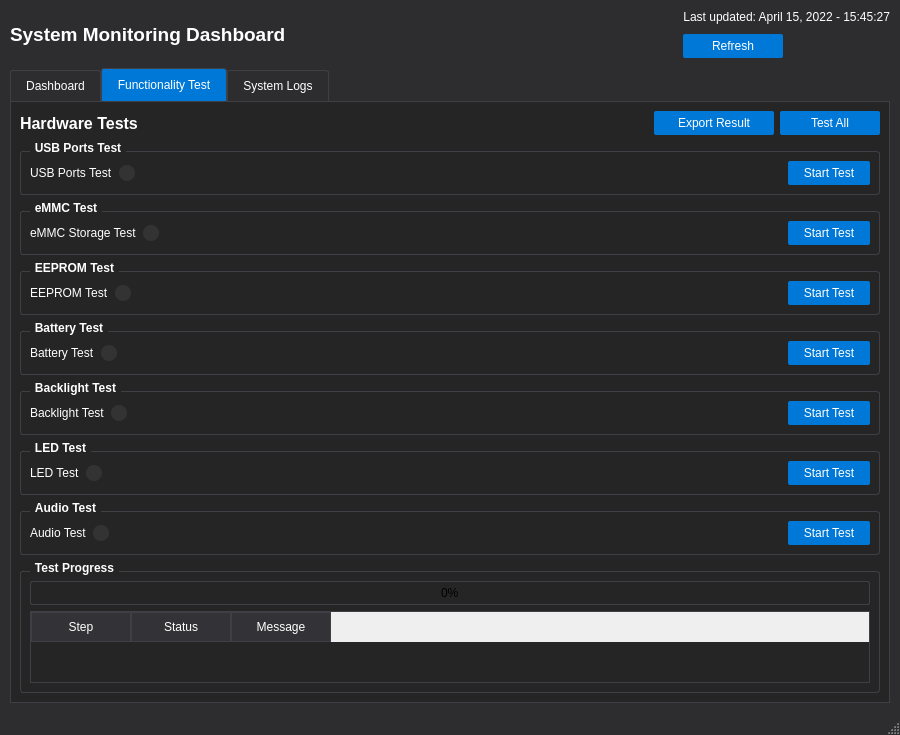
Before: the Qt Designer form gui/ui/main_window.ui in MingYuan-Chen/orion_v2, drawn with Qt 5.
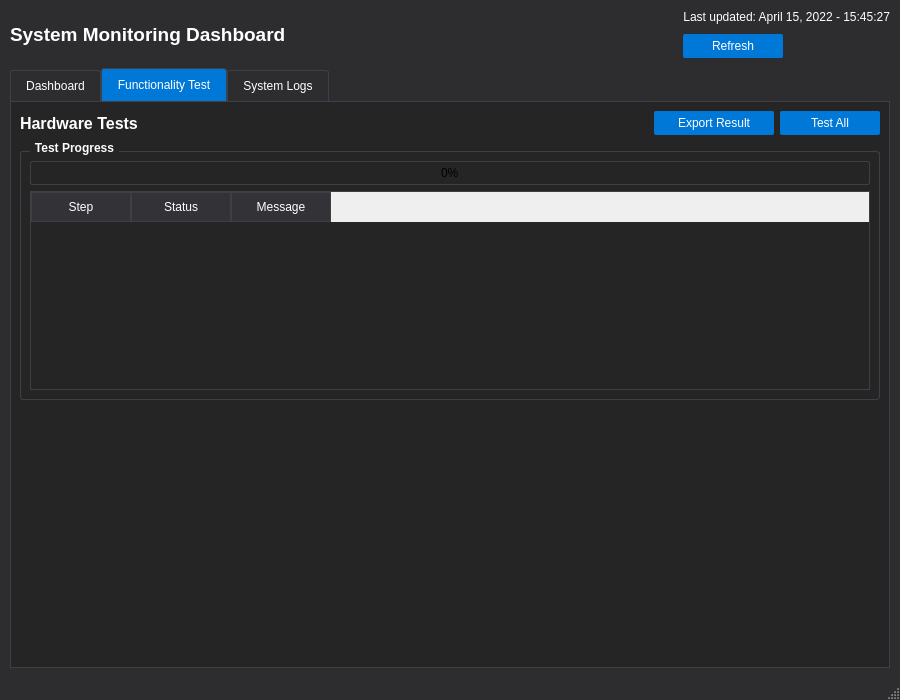
After: the same form once the commit is applied. The open tabs and pages were chosen to show the change.

Commit message: refactor test manager flow to simplify add new module steps

Diff of the .ui file:
```diff
--- a/gui/ui/main_window.ui
+++ b/gui/ui/main_window.ui
@@ -10,6 +10,24 @@
     <height>700</height>
    </rect>
   </property>
+  <property name="sizePolicy">
+   <sizepolicy hsizetype="Preferred" vsizetype="Preferred">
+    <horstretch>0</horstretch>
+    <verstretch>0</verstretch>
+   </sizepolicy>
+  </property>
+  <property name="minimumSize">
+   <size>
+    <width>600</width>
+    <height>500</height>
+   </size>
+  </property>
+  <property name="maximumSize">
+   <size>
+    <width>16777215</width>
+    <height>16777215</height>
+   </size>
+  </property>
   <property name="windowTitle">
    <string>System Monitoring Dashboard</string>
   </property>
@@ -633,377 +651,6 @@
           </item>
          </layout>
         </item>
-        <item>
-         <widget class="QGroupBox" name="groupBox_usb_test">
-          <property name="title">
-           <string>USB Ports Test</string>
-          </property>
-          <layout class="QHBoxLayout" name="horizontalLayout_usb_test">
-           <item>
-            <widget class="QLabel" name="label_usb_test">
-             <property name="text">
-              <string>USB Ports Test</string>
-             </property>
-            </widget>
-           </item>
-           <item>
-            <widget class="QLabel" name="label_usb_status">
-             <property name="styleSheet">
-              <string notr="true">QLabel {
-    background-color: #333333;
-    border-radius: 8px;
-    min-width: 16px;
-    min-height: 16px;
-    max-width: 16px;
-    max-height: 16px;
-}</string>
-             </property>
-             <property name="text">
-              <string/>
-             </property>
-            </widget>
-           </item>
-           <item>
-            <spacer name="horizontalSpacer_usb">
-             <property name="orientation">
-              <enum>Qt::Horizontal</enum>
-             </property>
-             <property name="sizeHint" stdset="0">
-              <size>
-               <width>40</width>
-               <height>20</height>
-              </size>
-             </property>
-            </spacer>
-           </item>
-           <item>
-            <widget class="QPushButton" name="button_usb_test">
-             <property name="text">
-              <string>Start Test</string>
-             </property>
-            </widget>
-           </item>
-          </layout>
-         </widget>
-        </item>
-        <item>
-         <widget class="QGroupBox" name="groupBox_emmc_test">
-          <property name="title">
-           <string>eMMC Test</string>
-          </property>
-          <layout class="QHBoxLayout" name="horizontalLayout_emmc_test">
-           <item>
-            <widget class="QLabel" name="label_emmc_test">
-             <property name="text">
-              <string>eMMC Storage Test</string>
-             </property>
-            </widget>
-           </item>
-           <item>
-            <widget class="QLabel" name="label_emmc_status">
-             <property name="styleSheet">
-              <string notr="true">QLabel {
-    background-color: #333333;
-    border-radius: 8px;
-    min-width: 16px;
-    min-height: 16px;
-    max-width: 16px;
-    max-height: 16px;
-}</string>
-             </property>
-             <property name="text">
-              <string/>
-             </property>
-            </widget>
-           </item>
-           <item>
-            <spacer name="horizontalSpacer_emmc">
-             <property name="orientation">
-              <enum>Qt::Horizontal</enum>
-             </property>
-             <property name="sizeHint" stdset="0">
-              <size>
-               <width>40</width>
-               <height>20</height>
-              </size>
-             </property>
-            </spacer>
-           </item>
-           <item>
-            <widget class="QPushButton" name="button_emmc_test">
-             <property name="text">
-              <string>Start Test</string>
-             </property>
-            </widget>
-           </item>
-          </layout>
-         </widget>
-        </item>
-        <item>
-         <widget class="QGroupBox" name="groupBox_eeprom_test">
-          <property name="title">
-           <string>EEPROM Test</string>
-          </property>
-          <layout class="QHBoxLayout" name="horizontalLayout_eeprom_test">
-           <item>
-            <widget class="QLabel" name="label_eeprom_test">
-             <property name="text">
-              <string>EEPROM Test</string>
-             </property>
-            </widget>
-           </item>
-           <item>
-            <widget class="QLabel" name="label_eeprom_status">
-             <property name="styleSheet">
-              <string notr="true">QLabel {
-    background-color: #333333;
-    border-radius: 8px;
-    min-width: 16px;
-    min-height: 16px;
-    max-width: 16px;
-    max-height: 16px;
-}</string>
-             </property>
-             <property name="text">
-              <string/>
-             </property>
-            </widget>
-           </item>
-           <item>
-            <spacer name="horizontalSpacer_eeprom">
-             <property name="orientation">
-              <enum>Qt::Horizontal</enum>
-             </property>
-             <property name="sizeHint" stdset="0">
-              <size>
-               <width>40</width>
-               <height>20</height>
-              </size>
-             </property>
-            </spacer>
-           </item>
-           <item>
-            <widget class="QPushButton" name="button_eeprom_test">
-             <property name="text">
-              <string>Start Test</string>
-             </property>
-            </widget>
-           </item>
-          </layout>
-         </widget>
-        </item>
-        <item>
-         <widget class="QGroupBox" name="groupBox_battery_test">
-          <property name="title">
-           <string>Battery Test</string>
-          </property>
-          <layout class="QHBoxLayout" name="horizontalLayout_battery_test">
-           <item>
-            <widget class="QLabel" name="label_battery_test">
-             <property name="text">
-              <string>Battery Test</string>
-             </property>
-            </widget>
-           </item>
-           <item>
-            <widget class="QLabel" name="label_battery_status">
-             <property name="styleSheet">
-              <string notr="true">QLabel {
-    background-color: #333333;
-    border-radius: 8px;
-    min-width: 16px;
-    min-height: 16px;
-    max-width: 16px;
-    max-height: 16px;
-}</string>
-             </property>
-             <property name="text">
-              <string/>
-             </property>
-            </widget>
-           </item>
-           <item>
-            <spacer name="horizontalSpacer_battery">
-             <property name="orientation">
-              <enum>Qt::Horizontal</enum>
-             </property>
-             <property name="sizeHint" stdset="0">
-              <size>
-               <width>40</width>
-               <height>20</height>
-              </size>
-             </property>
-            </spacer>
-           </item>
-           <item>
-            <widget class="QPushButton" name="button_battery_test">
-             <property name="text">
-              <string>Start Test</string>
-             </property>
-            </widget>
-           </item>
-          </layout>
-         </widget>
-        </item>
-        <item>
-         <widget class="QGroupBox" name="groupBox_backlight_test">
-          <property name="title">
-           <string>Backlight Test</string>
-          </property>
-          <layout class="QHBoxLayout" name="horizontalLayout_backlight_test">
-           <item>
-            <widget class="QLabel" name="label_backlight_test">
-             <property name="text">
-              <string>Backlight Test</string>
-             </property>
-            </widget>
-           </item>
-           <item>
-            <widget class="QLabel" name="label_backlight_status">
-             <property name="styleSheet">
-              <string notr="true">QLabel {
-    background-color: #333333;
-    border-radius: 8px;
-    min-width: 16px;
-    min-height: 16px;
-    max-width: 16px;
-    max-height: 16px;
-}</string>
-             </property>
-             <property name="text">
-              <string/>
-             </property>
-            </widget>
-           </item>
-           <item>
-            <spacer name="horizontalSpacer_backlight">
-             <property name="orientation">
-              <enum>Qt::Horizontal</enum>
-             </property>
-             <property name="sizeHint" stdset="0">
-              <size>
-               <width>40</width>
-               <height>20</height>
-              </size>
-             </property>
-            </spacer>
-           </item>
-           <item>
-            <widget class="QPushButton" name="button_backlight_test">
-             <property name="text">
-              <string>Start Test</string>
-             </property>
-            </widget>
-           </item>
-          </layout>
-         </widget>
-        </item>
-        <item>
-         <widget class="QGroupBox" name="groupBox_led_test">
-          <property name="title">
-           <string>LED Test</string>
-          </property>
-          <layout class="QHBoxLayout" name="horizontalLayout_led_test">
-           <item>
-            <widget class="QLabel" name="label_led_test">
-             <property name="text">
-              <string>LED Test</string>
-             </property>
-            </widget>
-           </item>
-           <item>
-            <widget class="QLabel" name="label_led_status">
-             <property name="styleSheet">
-              <string notr="true">QLabel {
-    background-color: #333333;
-    border-radius: 8px;
-    min-width: 16px;
-    min-height: 16px;
-    max-width: 16px;
-    max-height: 16px;
-}</string>
-             </property>
-             <property name="text">
-              <string/>
-             </property>
-            </widget>
-           </item>
-           <item>
-            <spacer name="horizontalSpacer_led">
-             <property name="orientation">
-              <enum>Qt::Horizontal</enum>
-             </property>
-             <property name="sizeHint" stdset="0">
-              <size>
-               <width>40</width>
-               <height>20</height>
-              </size>
-             </property>
-            </spacer>
-           </item>
-           <item>
-            <widget class="QPushButton" name="button_led_test">
-             <property name="text">
-              <string>Start Test</string>
-             </property>
-            </widget>
-           </item>
-          </layout>
-         </widget>
-        </item>
-        <item>
-         <widget class="QGroupBox" name="groupBox_audio_test">
-          <property name="title">
-           <string>Audio Test</string>
-          </property>
-          <layout class="QHBoxLayout" name="horizontalLayout_audio_test">
-           <item>
-            <widget class="QLabel" name="label_audio_test">
-             <property name="text">
-              <string>Audio Test</string>
-             </property>
-            </widget>
-           </item>
-           <item>
-            <widget class="QLabel" name="label_audio_status">
-             <property name="styleSheet">
-              <string notr="true">QLabel {
-    background-color: #333333;
-    border-radius: 8px;
-    min-width: 16px;
-    min-height: 16px;
-    max-width: 16px;
-    max-height: 16px;
-}</string>
-             </property>
-             <property name="text">
-              <string/>
-             </property>
-            </widget>
-           </item>
-           <item>
-            <spacer name="horizontalSpacer_audio">
-             <property name="orientation">
-              <enum>Qt::Horizontal</enum>
-             </property>
-             <property name="sizeHint" stdset="0">
-              <size>
-               <width>40</width>
-               <height>20</height>
-              </size>
-             </property>
-            </spacer>
-           </item>
-           <item>
-            <widget class="QPushButton" name="button_audio_test">
-             <property name="text">
-              <string>Start Test</string>
-             </property>
-            </widget>
-           </item>
-          </layout>
-         </widget>
-        </item>
         <item>
          <widget class="QGroupBox" name="groupBox_hardware_test_results">
           <property name="title">
```
Left out of the diff: 2 changed lines with no effect on the pictures. The commit also changes 6 other files.
